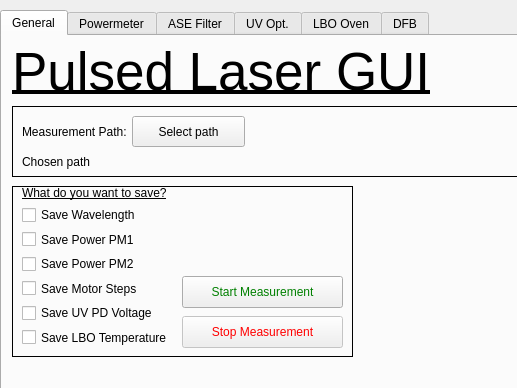
This is pulsed_laser_interface.ui in XenoBene/PulsedLaserGUI as Qt 5 draws it before an edit; both pictures show x 0 to 517 and y 0 to 388 of the 770 by 658 pixel window. The edited form follows.
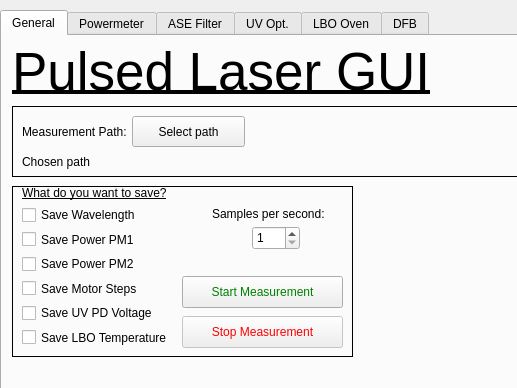
This is the edited form.

Commit message:
Added a spinBox to choose how many samples per second should be written to the measurement file.
Also finishing the DocString documentation for the GUI.py file

Diff of the .ui file:
```diff
--- a/pulsed_laser_interface.ui
+++ b/pulsed_laser_interface.ui
@@ -189,6 +189,38 @@
         <string>Stop Measurement</string>
        </property>
       </widget>
+      <widget class="QSpinBox" name="general_spinBox_samples">
+       <property name="geometry">
+        <rect>
+         <x>240</x>
+         <y>40</y>
+         <width>48</width>
+         <height>24</height>
+        </rect>
+       </property>
+       <property name="focusPolicy">
+        <enum>Qt::NoFocus</enum>
+       </property>
+       <property name="minimum">
+        <number>1</number>
+       </property>
+       <property name="maximum">
+        <number>4</number>
+       </property>
+      </widget>
+      <widget class="QLabel" name="label_25">
+       <property name="geometry">
+        <rect>
+         <x>200</x>
+         <y>20</y>
+         <width>131</width>
+         <height>16</height>
+        </rect>
+       </property>
+       <property name="text">
+        <string>Samples per second:</string>
+       </property>
+      </widget>
      </widget>
      <widget class="QFrame" name="frame_3">
       <property name="geometry">
```
Left out of the diff: 15 changed lines with no effect on the pictures. The commit also changes 3 other files.
